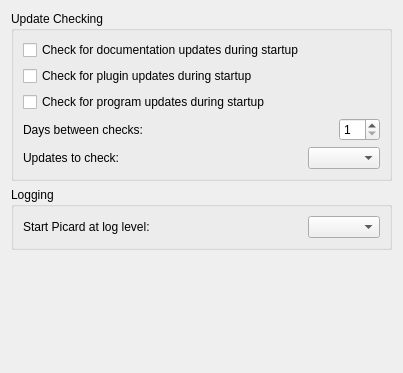
Old version of the form ui/options_startup.ui in the repository zas/picard.
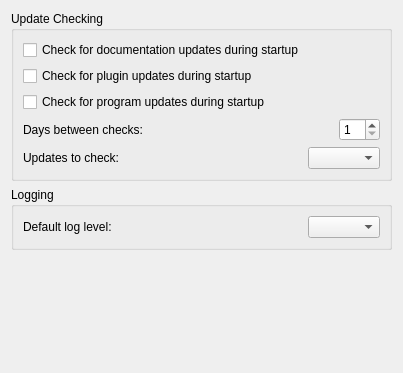
New version of the form.

Commit message: Rename log level label to 'Default log level:'

```diff
--- a/ui/options_startup.ui
+++ b/ui/options_startup.ui
@@ -158,7 +158,7 @@
          </sizepolicy>
         </property>
         <property name="text">
-         <string>Start Picard at log level:</string>
+         <string>Default log level:</string>
         </property>
        </widget>
       </item>
```
The commit also changes 1 other file.
